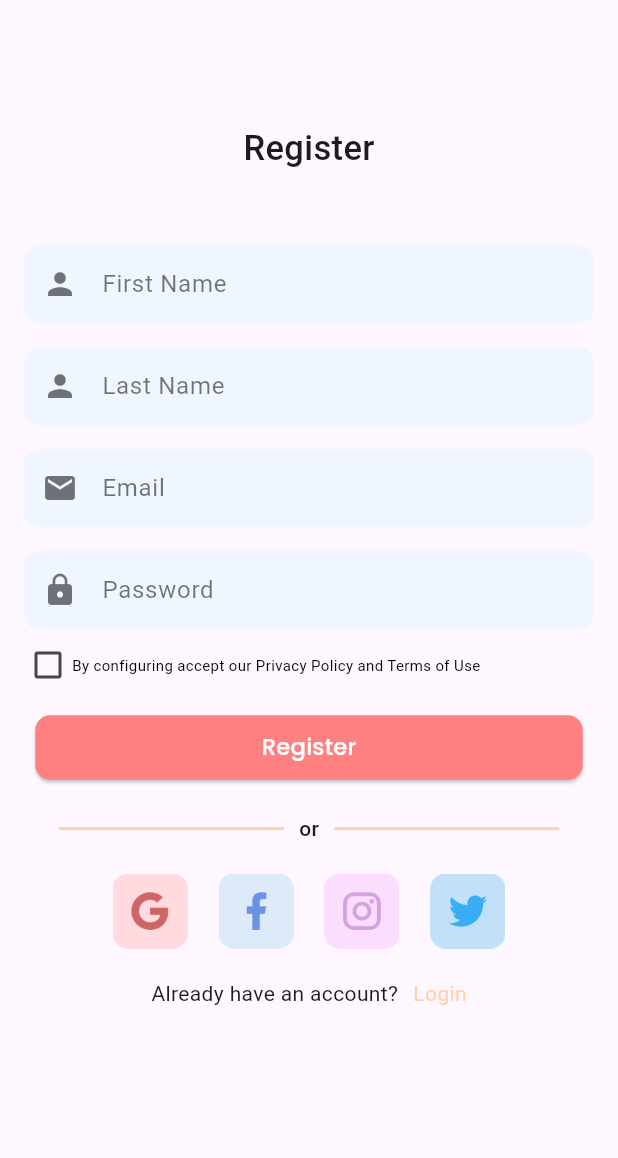
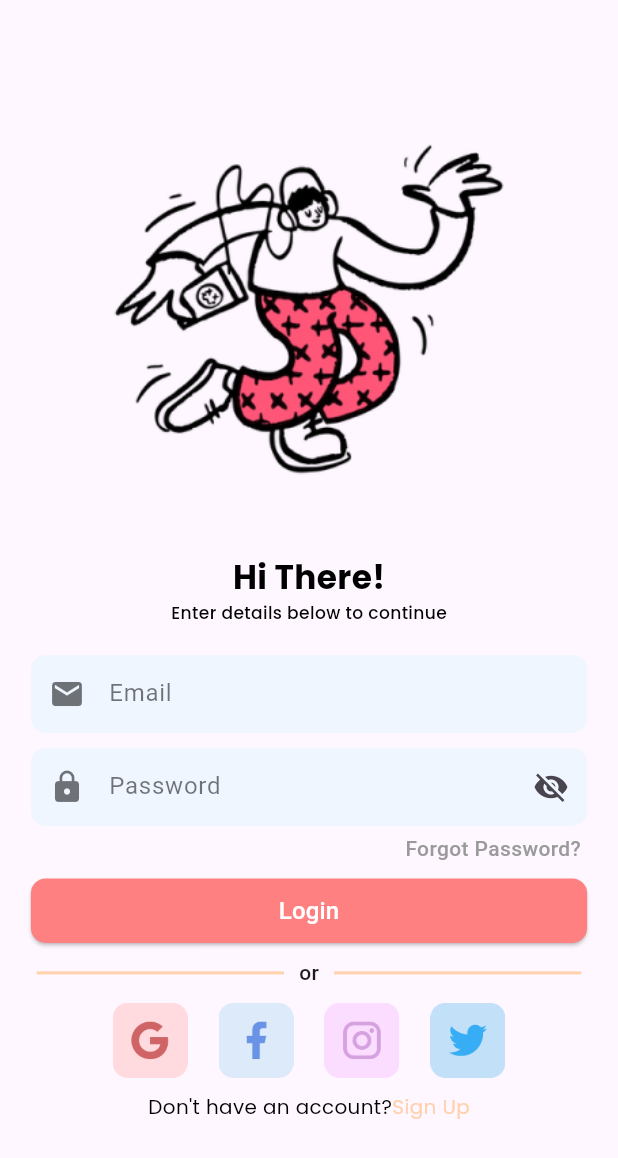
Before and after one commit to PradiptaAhmad/iLearn_project, a Flutter app: the screen it shows after launch, on a phone screen of 412 x 824 dp. Shown: the top 1158 px of the screen. Run offline on Flutter 3.47's test engine with Material 2 defaults, Android fonts, the phone set to English and light mode, and no system bars; our stand-ins replace get, google_fonts, introduction_screen.

Commit message:
[Adipp] add login page

```diff
--- a/analysis_options.yaml
+++ b/analysis_options.yaml
@@ -7,7 +7,6 @@
 
 # The following line activates a set of recommended lints for Flutter apps,
 # packages, and plugins designed to encourage good coding practices.
-include: package:flutter_lints/flutter.yaml
 
 linter:
   # The lint rules applied to this project can be customized in the
--- /dev/null
+++ b/lib/controller/loginPageController.dart
@@ -0,0 +1,9 @@
+import 'package:get/get.dart';
+
+class LoginPageController extends GetxController {
+  var isObsecure = true.obs;
+
+  void setObsecure() {
+    isObsecure.value = !isObsecure.value;
+  }
+}
--- a/lib/core/themes.dart
+++ b/lib/core/themes.dart
@@ -147,6 +147,14 @@ TextStyle subTitleNews({required final color}) {
           fontSize: figmaFontsize(14)));
 }
 
+TextStyle bottomTxtLogin({required final color}) {
+  return GoogleFonts.poppins(
+      textStyle: TextStyle(
+          color: color,
+          fontWeight: FontWeight.w400,
+          fontSize: figmaFontsize(14)));
+}
+
 TextStyle bodyNews({required final color}) {
   return GoogleFonts.poppins(
       textStyle: TextStyle(
--- a/lib/main.dart
+++ b/lib/main.dart
@@ -1,4 +1,6 @@
 import 'package:flutter/material.dart';
+import 'package:get/get.dart';
+import 'package:ilearn_project/pages/login_page/login.dart';
 import 'package:ilearn_project/pages/register_page/register.dart';
 
 void main() {
@@ -10,13 +12,13 @@ class MyApp extends StatelessWidget {
 
   @override
   Widget build(BuildContext context) {
-    return MaterialApp(
+    return GetMaterialApp(
       title: 'Flutter Demo',
       theme: ThemeData(
         colorScheme: ColorScheme.fromSeed(seedColor: Colors.deepPurple),
         useMaterial3: true,
       ),
-      home: Register(),
+      home: Login(),
     );
   }
 }
--- /dev/null
+++ b/lib/pages/login_page/login.dart
@@ -0,0 +1,108 @@
+import 'dart:io';
+
+import 'package:flutter/material.dart';
+import 'package:ilearn_project/core/themes.dart';
+import 'package:ilearn_project/pages/login_page/widget/btn_forgot.dart';
+import 'package:ilearn_project/pages/login_page/widget/emailField.dart';
+import 'package:ilearn_project/pages/login_page/widget/passwordField.dart';
+import 'package:ilearn_project/pages/login_page/widget/text_or.dart';
+import 'package:ilearn_project/pages/login_page/widget/txtBtn_signup.dart';
+import 'package:ilearn_project/pages/register_page/widget/btnLogo.dart';
+
+class Login extends StatelessWidget {
+  const Login({super.key});
+
+  @override
+  Widget build(BuildContext context) {
+    double screenWidth = MediaQuery.of(context).size.width;
+    double screenHeight = MediaQuery.of(context).size.height;
+
+    return Scaffold(
+      body: SingleChildScrollView(
+        child: Container(
+          alignment: Alignment.center,
+          child: Column(children: [
+            SizedBox(height: screenHeight * 0.1),
+            Image.asset(
+              "assets/images/login.png",
+              height: screenHeight * 0.3,
+              width: screenWidth * 0.8,
+            ),
+            SizedBox(height: 40),
+            Text(
+              "Hi There!",
+              style: onBoardTitle(color: Color(0xFF1F1D2B)),
+            ),
+            Text(
+              "Enter details below to continue",
+              style: subHeaderCardHome(color: Color(0xFF1F1D2B)),
+            ),
+            SizedBox(
+              height: 20,
+            ),
+            EmailField(
+                label: "Email",
+                icon: Icons.email,
+                textInputType: TextInputType.emailAddress),
+            SizedBox(
+              height: 10,
+            ),
+            PasswordFIeld(
+                label: "Password",
+                icon: Icons.lock,
+                textInputType: TextInputType.visiblePassword),
+            SizedBox(
+              height: 5,
+            ),
+            btnForgot(),
+            SizedBox(
+              height: 10,
+            ),
+            Container(
+              width: screenWidth * 0.9,
+              height: 43,
+              child: ElevatedButton(
+                onPressed: () {},
+                style: ElevatedButton.styleFrom(
+                  primary: primaryColor,
+                  shape: RoundedRectangleBorder(
+                    borderRadius: BorderRadius.circular(10),
+                  ),
+                ),
+                child: Text("Login",
+                    style: TextStyle(
+                        fontSize: 16,
+                        fontWeight: FontWeight.w500,
+                        color: Colors.white)),
+              ),
+            ),
+            SizedBox(
+              height: 10,
+            ),
+            txtOr(),
+            SizedBox(
+              height: 10,
+            ),
+            Center(
+              child: Padding(
+                padding: EdgeInsets.symmetric(horizontal: 15),
+                child: SingleChildScrollView(
+                  scrollDirection: Axis.horizontal,
+                  child: Row(
+                    children: [
+                      BtnLogo(),
+                    ],
+                  ),
+                ),
+              ),
+            ),
+            SizedBox(
+              height: 10,
+            ),
+            btnSingup(),
+          ]),
+        ),
+      ),
+    );
+  }
+}
--- /dev/null
+++ b/lib/pages/login_page/widget/btnLogo.dart
@@ -0,0 +1,42 @@
+import 'package:flutter/material.dart';
+
+class BtnLogo extends StatelessWidget {
+  const BtnLogo({super.key});
+  final logoSize = 50.0;
+  @override
+  Widget build(BuildContext context) {
+    double screenHeight = MediaQuery.of(context).size.height;
+    double screenWidth = MediaQuery.of(context).size.width;
+
+    Widget _InkWell(VoidCallback? OnTap, String imgPath) {
+      return InkWell(
+        child: Image.asset(
+          imgPath,
+          width: logoSize,
+          height: logoSize,
+        ),
+        onTap: OnTap,
+      );
+    }
+
+    return Row(
+      children: [
+        _InkWell(() {
+          print("Google is tapped");
+        }, "assets/logo/google.png"),
+        SizedBox(width: screenWidth * 0.05),
+        _InkWell(() {
+          print("Facebook is tapped");
+        }, "assets/logo/facebook.png"),
+        SizedBox(width: screenWidth * 0.05),
+        _InkWell(() {
+          print("Instagram is tapped");
+        }, "assets/logo/ig.png"),
+        SizedBox(width: screenWidth * 0.05),
+        _InkWell(() {
+          print("Twitter is tapped");
+        }, "assets/logo/twt.png"),
+      ],
+    );
+  }
+}
--- /dev/null
+++ b/lib/pages/login_page/widget/btn_forgot.dart
@@ -0,0 +1,30 @@
+import 'package:flutter/material.dart';
+
+class btnForgot extends StatelessWidget {
+  const btnForgot({super.key});
+
+  @override
+  Widget build(BuildContext context) {
+    double screenWidth = MediaQuery.of(context).size.width;
+    double screenHeight = MediaQuery.of(context).size.height;
+    return Container(
+      margin: EdgeInsets.only(
+        right: screenWidth * 0.06,
+      ),
+      child: InkWell(
+        onTap: () {},
+        child: Align(
+          alignment: Alignment.centerRight,
+          child: Text(
+            "Forgot Password?",
+            textAlign: TextAlign.left,
+            style: TextStyle(
+                color: Color.fromARGB(255, 154, 154, 154),
+                fontSize: 14,
+                fontWeight: FontWeight.w500),
+          ),
+        ),
+      ),
+    );
+  }
+}
--- /dev/null
+++ b/lib/pages/login_page/widget/emailField.dart
@@ -0,0 +1,44 @@
+import 'package:flutter/material.dart';
+
+class EmailField extends StatelessWidget {
+  final String label;
+  final IconData icon;
+  final TextInputType textInputType;
+
+  const EmailField({
+    required this.label,
+    required this.icon,
+    required this.textInputType,
+    Key? key,
+  }) : super(key: key);
+
+  @override
+  Widget build(BuildContext context) {
+    double screenWidth = MediaQuery.of(context).size.width;
+    double screenHeight = MediaQuery.of(context).size.height;
+    return Container(
+      width: screenWidth * 0.9,
+      child: TextField(
+        keyboardType: textInputType,
+        style: TextStyle(
+          color: Colors.black,
+        ),
+        decoration: InputDecoration(
+          filled: true,
+          fillColor: Color(0xFFEFF6FF),
+          border: OutlineInputBorder(
+            borderRadius: BorderRadius.circular(10),
+            borderSide: BorderSide.none,
+          ),
+
+          contentPadding: EdgeInsets.symmetric(horizontal: 16, vertical: 14),
+          prefixIcon: Icon(icon, color: Colors.black54),
+          hintText: label,
+          hintStyle: TextStyle(
+            color: Colors.black54,
+          ),
+        ),
+      ),
+    );
+  }
+}
--- /dev/null
+++ b/lib/pages/login_page/widget/passwordField.dart
@@ -0,0 +1,63 @@
+import 'package:flutter/material.dart';
+import 'package:get/get.dart';
+import 'package:ilearn_project/controller/loginPageController.dart';
+
+class PasswordFIeld extends StatelessWidget {
+  final String label;
+  final IconData icon;
+  final TextInputType textInputType;
+  PasswordFIeld({
+    required this.label,
+    required this.icon,
+    required this.textInputType,
+  });
+
+  final LoginPageController loginPageController =
+      Get.put(LoginPageController());
+  @override
+  Widget build(BuildContext context) {
+    double screenWidth = MediaQuery.of(context).size.width;
+    double screenHeight = MediaQuery.of(context).size.height;
+
+    return Obx(() {
+      double screenWidth = MediaQuery.of(context).size.width;
+      double screenHeight = MediaQuery.of(context).size.height;
+
+      return Container(
+        width: screenWidth * 0.9,
+        child: TextField(
+          obscureText: loginPageController.isObsecure.value,
+          keyboardType: textInputType,
+          style: TextStyle(
+            color: Colors.black,
+          ),
+          decoration: InputDecoration(
+            filled: true,
+            fillColor: Color(0xFFEFF6FF),
+            border: OutlineInputBorder(
+              borderRadius: BorderRadius.circular(10),
+              borderSide: BorderSide.none,
+            ),
+            suffixIcon: IconButton(
+              onPressed: () {
+                print("this is clicked");
+                loginPageController.setObsecure();
+              },
+              icon: Icon(
+                loginPageController.isObsecure.value
+                    ? Icons.visibility_off
+                    : Icons.visibility,
+              ),
+            ),
+            contentPadding: EdgeInsets.symmetric(horizontal: 16, vertical: 14),
+            prefixIcon: Icon(icon, color: Colors.black54),
+            hintText: label,
+            hintStyle: TextStyle(
+              color: Colors.black54,
+            ),
+          ),
+        ),
+      );
+    });
+  }
+}
--- /dev/null
+++ b/lib/pages/login_page/widget/text_or.dart
@@ -0,0 +1,34 @@
+import 'package:flutter/material.dart';
+import 'package:ilearn_project/core/themes.dart';
+
+class txtOr extends StatelessWidget {
+  const txtOr({super.key});
+
+  @override
+  Widget build(BuildContext context) {
+    double screenWidth = MediaQuery.of(context).size.width;
+    double screenHeight = MediaQuery.of(context).size.height;
+    return Row(
+      mainAxisAlignment: MainAxisAlignment.center,
+      children: [
+        Container(
+          height: 2,
+          width: screenWidth * 0.4, // Lebar garis
+          color: peachColor,
+        ),
+        SizedBox(
+          width: 10,
+        ),
+        Text('or', style: TextStyle(fontSize: 14, fontWeight: FontWeight.w500)),
+        SizedBox(
+          width: 10,
+        ),
+        Container(
+          height: 2,
+          width: screenWidth * 0.4, // Lebar garis
+          color: peachColor,
+        ),
+      ],
+    );
+  }
+}
--- /dev/null
+++ b/lib/pages/login_page/widget/txtBtn_signup.dart
@@ -0,0 +1,25 @@
+import 'package:flutter/material.dart';
+import 'package:ilearn_project/core/themes.dart';
+
+class btnSingup extends StatelessWidget {
+  const btnSingup({super.key});
+
+  @override
+  Widget build(BuildContext context) {
+    return Row(
+      mainAxisAlignment: MainAxisAlignment.center,
+      children: [
+        Text(
+          "Don't have an account?",
+          style: bottomTxtLogin(color: Colors.black),
+        ),
+        InkWell(
+          child: Text(
+            "Sign Up",
+            style: bottomTxtLogin(color: peachColor),
+          ),
+        ),
+      ],
+    );
+  }
+}
```
Also changed, not shown: assets/images/login.png (added).
